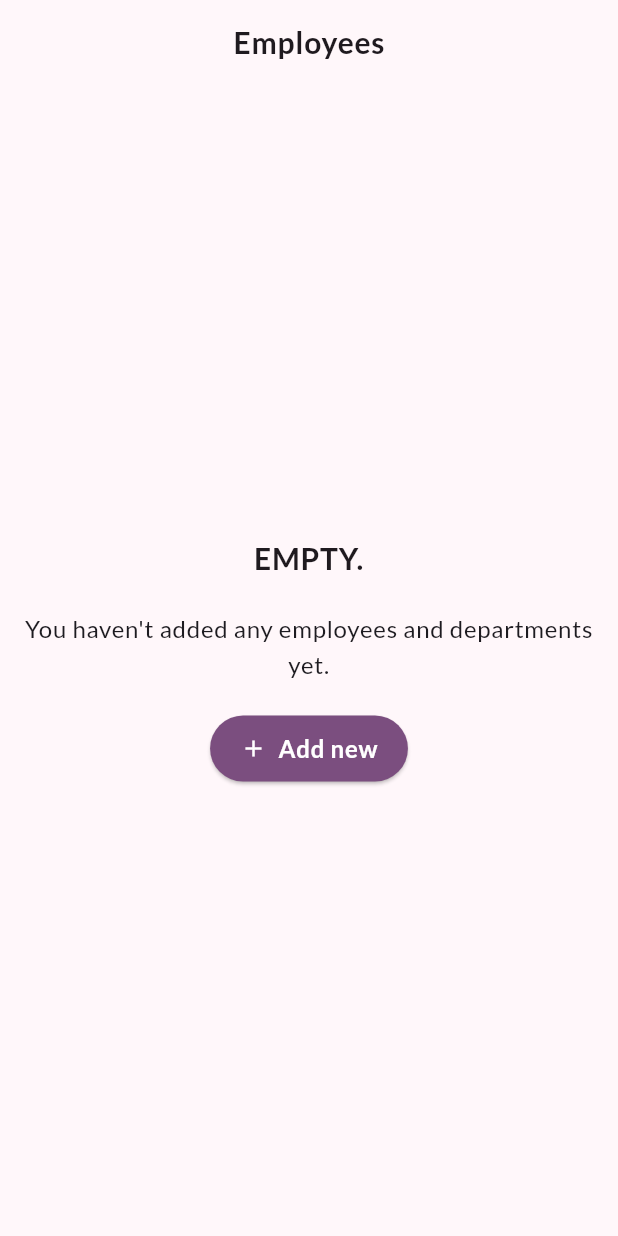
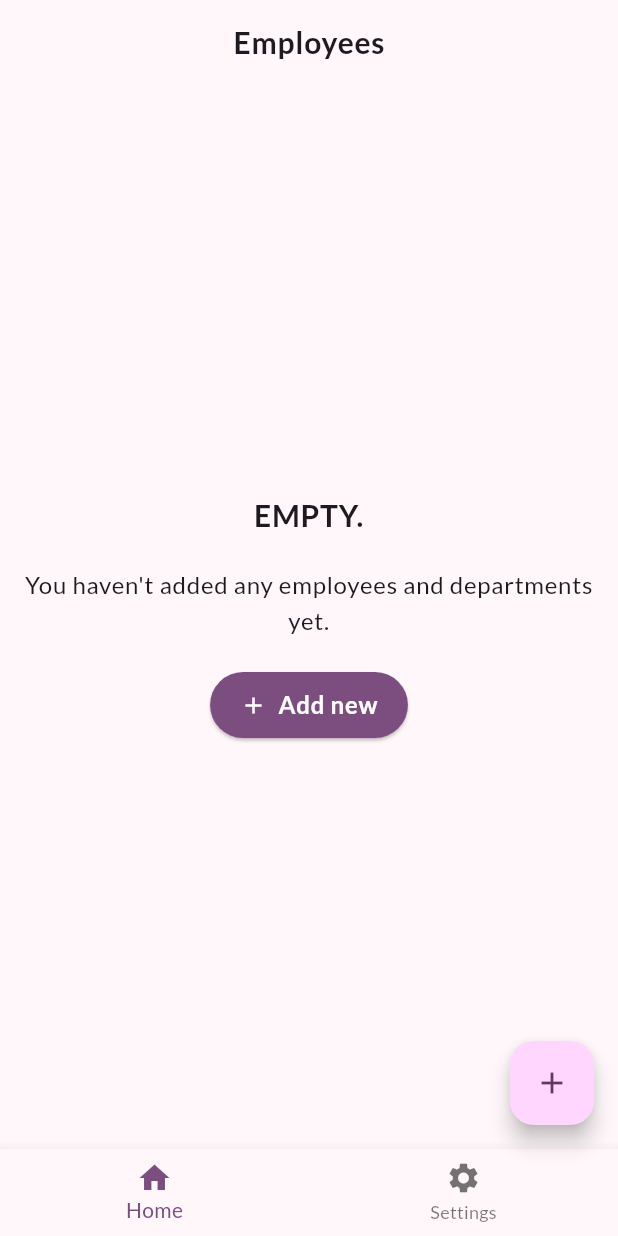
Before and after one commit to PJozeph/talento-hr-app, a Flutter app: the screen it shows after launch, on a phone screen of 412 x 824 dp. Run offline on Flutter 3.47's test engine with Material 3 defaults, Android fonts, the light colour scheme and no system bars; our stand-ins replace google_fonts.

Commit message:
feat: Add floating action button and bottom navigation bar to EmployeesScreen

```diff
--- a/lib/screen/employees-screen.dart
+++ b/lib/screen/employees-screen.dart
@@ -83,6 +83,22 @@ class EmployeesScreen extends StatelessWidget {
         ),
       ),
       body: content,
+      floatingActionButton: FloatingActionButton(
+        onPressed: () {
+          // Navigate to the add employee screen
+          //Navigator.pushNamed(context, '/add-employee');
+        },
+        child: const Icon(Icons.add),
+      ),
+      bottomNavigationBar: BottomNavigationBar(
+        items: const [
+          BottomNavigationBarItem(icon: Icon(Icons.home), label: 'Home'),
+          BottomNavigationBarItem(
+            icon: Icon(Icons.settings),
+            label: 'Settings',
+          ),
+        ],
+      ),
     );
   }
 }
```
